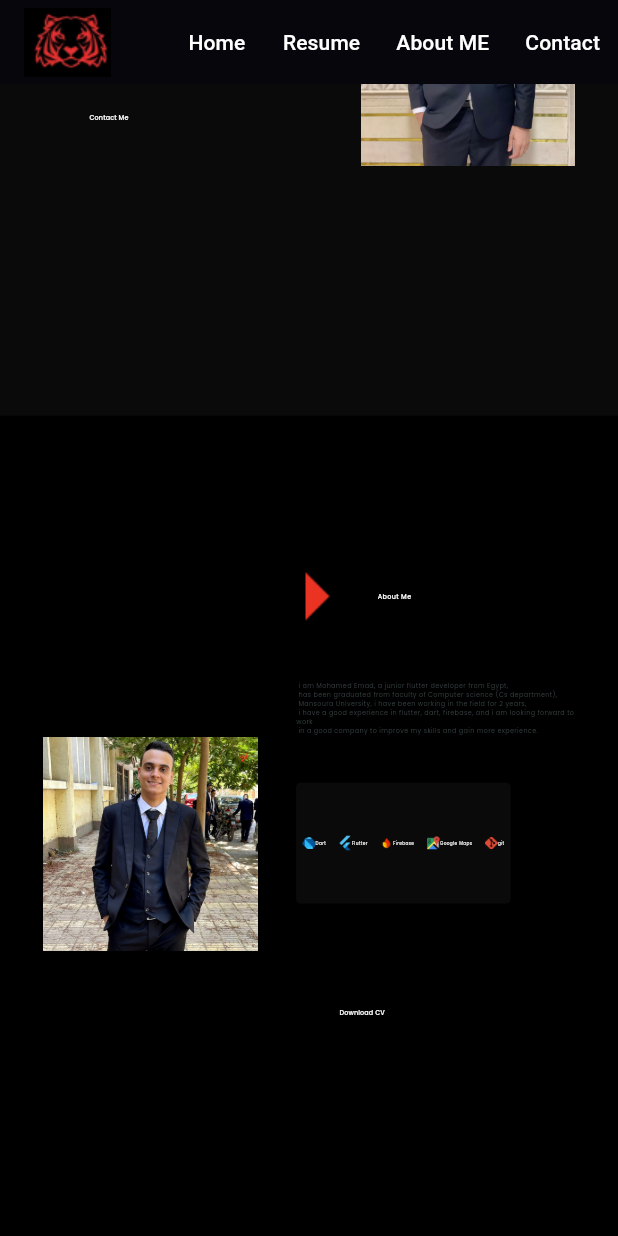
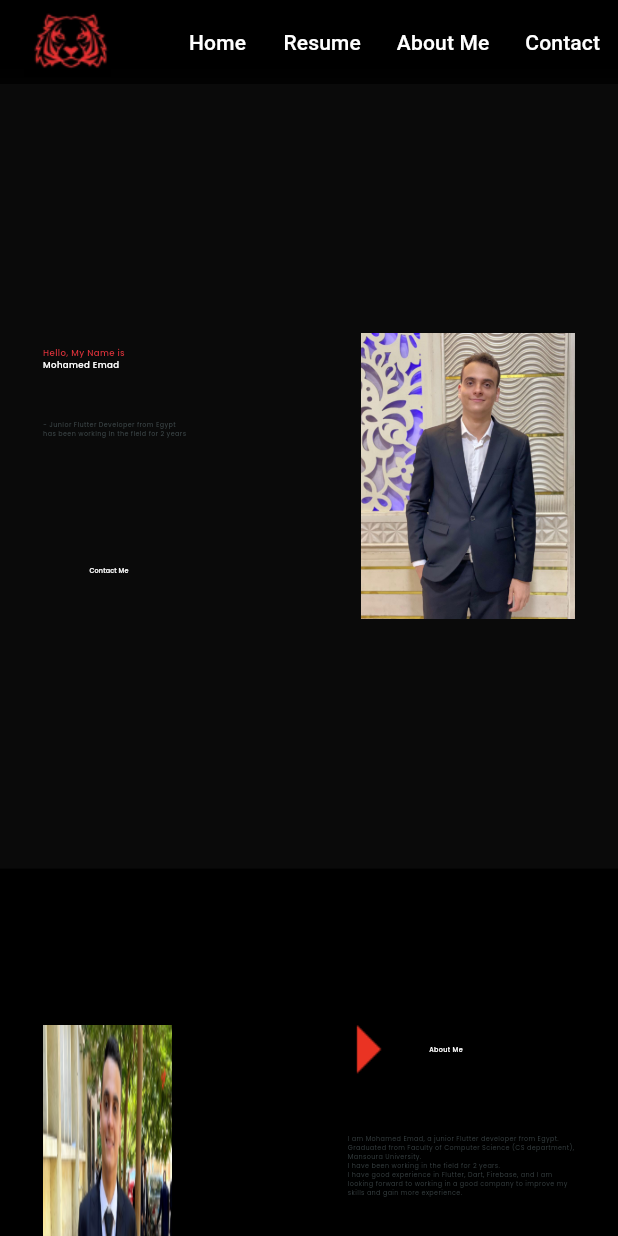
Before and after one commit to MohamedEmad223/personal_website, a Flutter app: the screen it shows after launch, scrolled down 302 dp, after a tap on "Home", on a phone screen of 412 x 824 dp. Run offline on Flutter 3.47's test engine with Material 3 defaults, Android fonts, the phone set to English and light mode, and no system bars; our stand-ins replace flutter_screenutil, google_fonts; statements that could not run were skipped.

Commit message:
finish some edits

```diff
--- a/lib/core/routes/app_router.dart
+++ b/lib/core/routes/app_router.dart
@@ -12,7 +12,7 @@ class AppRouter {
       case Routes.mainPage:
         return MaterialPageRoute(builder: (_) => const MainPage());
       case Routes.web:
-        return MaterialPageRoute(builder: (_) => const WebsiteLayout());
+        return MaterialPageRoute(builder: (_) => WebsiteLayout());
       default:
         return null;
     }
--- a/lib/ui/main_page.dart
+++ b/lib/ui/main_page.dart
@@ -6,6 +6,6 @@ class MainPage extends StatelessWidget {
 
   @override
   Widget build(BuildContext context) {
-    return const WebsiteLayout();
+    return  WebsiteLayout();
   }
 }
--- a/lib/ui/website/website_layout.dart
+++ b/lib/ui/website/website_layout.dart
@@ -1,20 +1,31 @@
 import 'package:flutter/material.dart';
-import 'package:personal_website/ui/website/widgets/about_me_widgets.dart';
+import 'package:personal_website/ui/website/widgets/about_me_section.dart';
 import 'package:personal_website/ui/website/widgets/home_sections.dart';
-
 
 import 'widgets/app_bar_widgets.dart';
 
 class WebsiteLayout extends StatelessWidget {
-  const WebsiteLayout({super.key});
+  WebsiteLayout({super.key});
+  final ScrollController scrollController = ScrollController();
+  final GlobalKey aboutMeKey = GlobalKey();
+  final GlobalKey homeKey = GlobalKey();
 
   @override
   Widget build(BuildContext context) {
     return Scaffold(
       backgroundColor: Colors.black,
-      appBar: AppBarWidgets(),
+      appBar: AppBarWidgets(
+        scrollController: scrollController,
+        homeKey: homeKey,
+        aboutMeKey: aboutMeKey,
+      ),
       body: SingleChildScrollView(
-        child: Column(children: [HomeSections(), AboutMeWidgets()]),
+        child: Column(
+          children: [
+            HomeSections(sectionKey: homeKey),
+            AboutMeSection(sectionKey: aboutMeKey),
+          ],
+        ),
       ),
     );
   }
--- a/lib/ui/website/widgets/about_me_widgets.dart
+++ b/lib/ui/website/widgets/about_me_section.dart
@@ -7,29 +7,40 @@ import 'package:personal_website/ui/website/widgets/custom_button.dart'
 import '../../../core/theming/colors.dart';
 import 'row_icon_widget.dart';
 
-class AboutMeWidgets extends StatelessWidget {
-  const AboutMeWidgets({super.key});
+class AboutMeSection extends StatelessWidget {
+  final GlobalKey? sectionKey;
+
+  const AboutMeSection({super.key, this.sectionKey});
 
   @override
   Widget build(BuildContext context) {
     return Container(
+      key: sectionKey, // Attach the key here
       padding: EdgeInsets.symmetric(horizontal: 100.w, vertical: 100.h),
       color: ColorsApp.secondaryVariant,
       child: Row(
         crossAxisAlignment: CrossAxisAlignment.start,
         children: [
-          Column(
+          Expanded(
+            child: Column(
               crossAxisAlignment: CrossAxisAlignment.start,
               children: [
                 SizedBox(height: 30.h),
-              Image.asset(
+                Container(
+                  width: 300.w,
+                  height: 450.h,
+                  decoration: BoxDecoration(
+                    color: ColorsApp.primaryVariant,
+                    borderRadius: BorderRadius.circular(10.r),
+                  ),
+                  child: Image.asset(
                     'assets/images/449758303_452984650961087_2574033398265103770_n.jpg',
-                width: 500.w,
-                height: 450.h,
+                    fit: BoxFit.fill,
+                  ),
                 ),
               ],
             ),
-
+          ),
           Expanded(
             child: Column(
               crossAxisAlignment: CrossAxisAlignment.start,
@@ -39,7 +50,6 @@ class AboutMeWidgets extends StatelessWidget {
                     Image.asset(
                       'assets/images/arrow_right_20dp_EA3323_FILL0_wght400_GRAD0_opsz20.png',
                     ),
-
                     Text(
                       'About Me',
                       style: AppTextStyle.poppins35W500white.copyWith(
@@ -49,11 +59,10 @@ class AboutMeWidgets extends StatelessWidget {
                   ],
                 ),
                 SizedBox(height: 20.h),
-
                 Padding(
                   padding: EdgeInsets.only(left: 32.h),
                   child: Text(
-                    ' i am Mohamed Emad, a junior flutter developer from Egypt,\n has been graduated from faculty of Computer science (Cs department),\n Mansoura University, i have been working in the field for 2 years,\n i have a good experience in flutter, dart, firebase, and i am looking forward to work\n in a good company to improve my skills and gain more experience.',
+                    'I am Mohamed Emad, a junior Flutter developer from Egypt.\nGraduated from Faculty of Computer Science (CS department), Mansoura University.\nI have been working in the field for 2 years.\nI have good experience in Flutter, Dart, Firebase, and I am looking forward to working in a good company to improve my skills and gain more experience.',
                     style: AppTextStyle.poppins15W500secondary.copyWith(
                       fontWeight: FontWeight.w400,
                     ),
@@ -93,7 +102,7 @@ class AboutMeWidgets extends StatelessWidget {
                         ),
                         RowIconWidget(
                           path: 'assets/images/OIP-removebg-preview (1).png',
-                          text: 'git',
+                          text: 'Git',
                         ),
                       ],
                     ),
--- a/lib/ui/website/widgets/app_bar_widgets.dart
+++ b/lib/ui/website/widgets/app_bar_widgets.dart
@@ -1,29 +1,59 @@
 import 'package:flutter/material.dart';
+import 'dart:ui';
 
 class AppBarWidgets extends StatelessWidget implements PreferredSizeWidget {
-  const AppBarWidgets({Key? key}) : super(key: key);
+  final ScrollController scrollController;
+  final GlobalKey aboutMeKey;
+  final GlobalKey homeKey;
+
+  const AppBarWidgets({
+    super.key,
+    required this.scrollController,
+    required this.aboutMeKey,
+    required this.homeKey,
+  });
+
+  void scrollToSection(GlobalKey key) {
+    final context = key.currentContext;
+    if (context != null) {
+      Scrollable.ensureVisible(
+        context,
+        duration: Duration(seconds: 1),
+        curve: Curves.easeInOut,
+      );
+    }
+  }
 
   @override
   Widget build(BuildContext context) {
     return AppBar(
-      backgroundColor: Colors.black,
+      backgroundColor: Colors.transparent,
+      elevation: 0,
+      flexibleSpace: ClipRect(
+        child: BackdropFilter(
+          filter: ImageFilter.blur(sigmaX: 10, sigmaY: 10),
+          child: Container(color: Colors.black.withOpacity(0.5)),
+        ),
+      ),
       title: Image.asset('assets/images/Screenshot 2025-03-09 221219.png'),
       actions: [
         TextButton(
-          onPressed: () {},
+          onPressed:
+              () => scrollToSection(
+                homeKey,
+              ), // Home (Can add scrolling logic for home later)
           child: Text('Home', style: TextStyle(color: Colors.white)),
         ),
-
         TextButton(
-          onPressed: () {},
+          onPressed: () {}, // Resume (Optional)
           child: Text('Resume', style: TextStyle(color: Colors.white)),
         ),
         TextButton(
-          onPressed: () {},
-          child: Text('About ME', style: TextStyle(color: Colors.white)),
+          onPressed: () => scrollToSection(aboutMeKey), // Scroll to About Me
+          child: Text('About Me', style: TextStyle(color: Colors.white)),
         ),
         TextButton(
-          onPressed: () {},
+          onPressed: () {}, // Contact (Optional)
           child: Text('Contact', style: TextStyle(color: Colors.white)),
         ),
       ],
--- a/lib/ui/website/widgets/custom_button.dart
+++ b/lib/ui/website/widgets/custom_button.dart
@@ -12,6 +12,7 @@ class CustomButton extends StatelessWidget {
   @override
   Widget build(BuildContext context) {
     return MaterialButton(
+      shape: RoundedRectangleBorder(borderRadius: BorderRadius.circular(10.r)),
       onPressed: () {
         onPressed();
       },
--- a/lib/ui/website/widgets/home_sections.dart
+++ b/lib/ui/website/widgets/home_sections.dart
@@ -6,11 +6,14 @@ import '../../../core/theming/app_text_style.dart' show AppTextStyle;
 import '../../../core/theming/colors.dart' show ColorsApp;
 
 class HomeSections extends StatelessWidget {
-  const HomeSections({super.key});
+  const HomeSections({super.key, this.sectionKey});
+
+  final GlobalKey? sectionKey;
 
   @override
   Widget build(BuildContext context) {
     return Container(
+      key: sectionKey,
       padding: EdgeInsets.symmetric(horizontal: 100.w, vertical: 100.h),
       color: ColorsApp.primary,
       child: Center(
```
Lines whose indentation alone changed are shown as unchanged.
